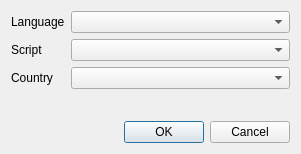
This is src/groupchattopicaddlang.ui in psi-im/psi as Qt 5 draws it before an edit. The edited form follows.
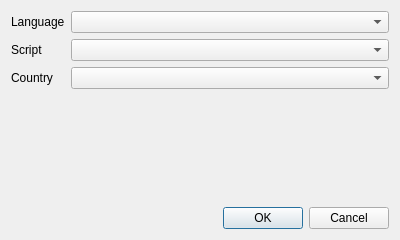
This is the edited form.

Diff of the .ui file:
```diff
--- a/src/groupchattopicaddlang.ui
+++ b/src/groupchattopicaddlang.ui
@@ -6,8 +6,8 @@
    <rect>
     <x>0</x>
     <y>0</y>
-    <width>301</width>
-    <height>154</height>
+    <width>400</width>
+    <height>240</height>
    </rect>
   </property>
   <property name="windowTitle">
```
